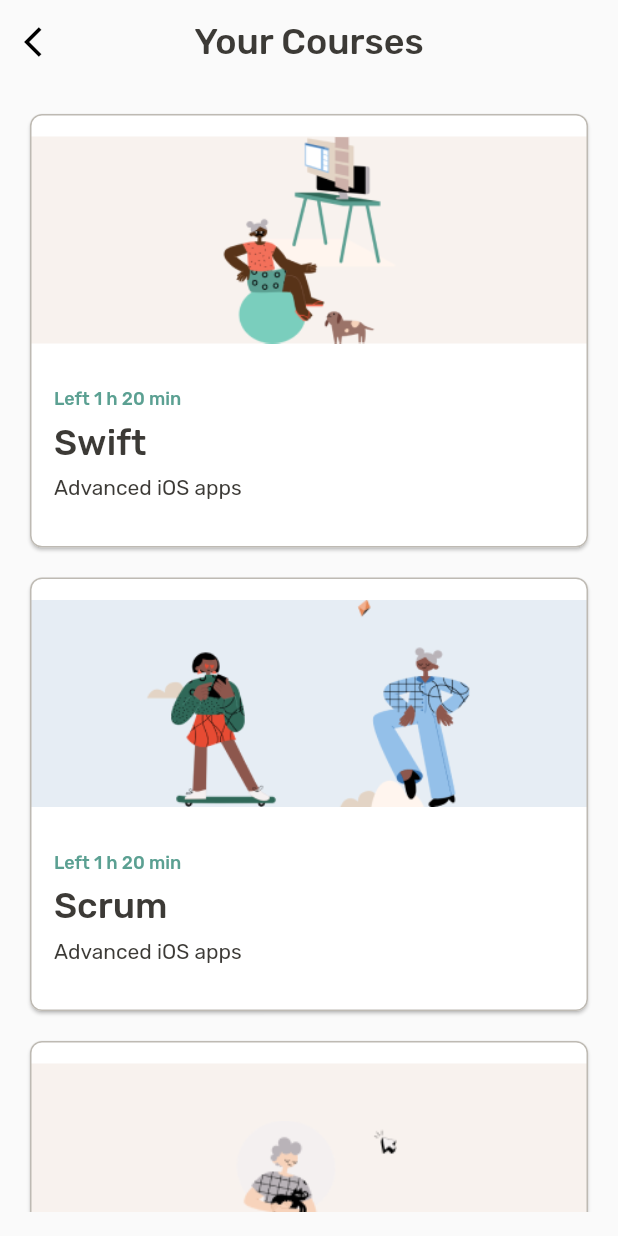
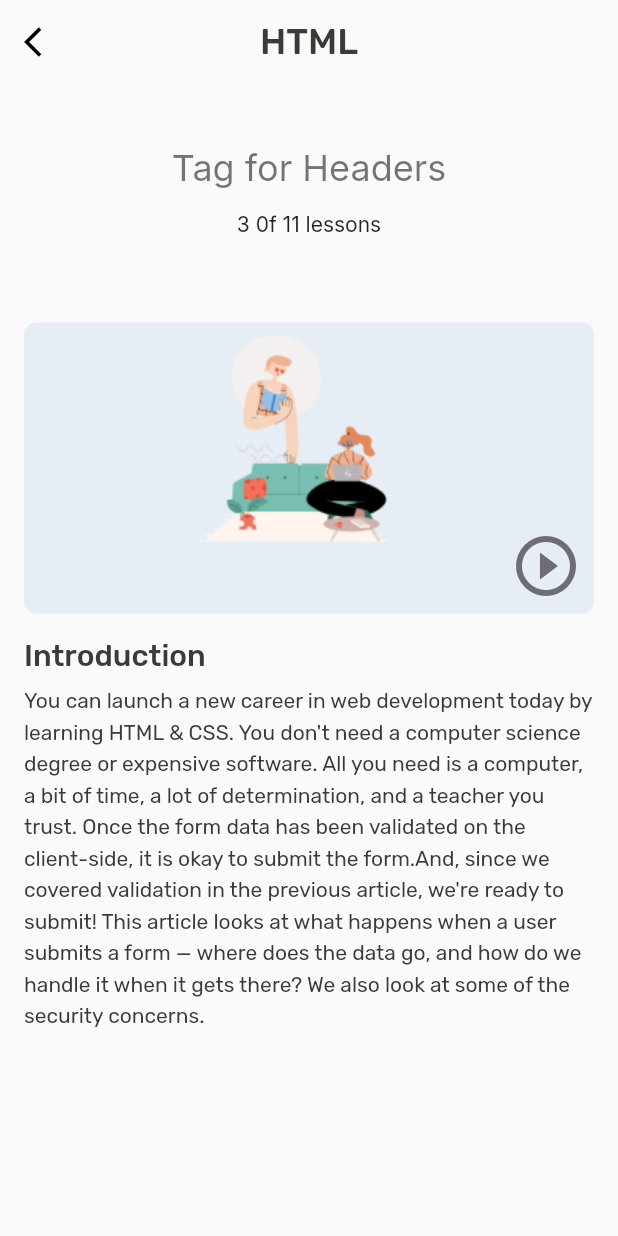
Before and after one commit to nyanibaquartey/codefactory_app, a Flutter app: the screen it shows after launch, on a phone screen of 412 x 824 dp. Run offline on Flutter 3.47's test engine with Material 2 defaults, Android fonts, the light colour scheme and no system bars; our stand-ins replace google_fonts.

Commit message:
Added Course Lesson page

```diff
--- /dev/null
+++ b/lib/course_lesson.dart
@@ -0,0 +1,132 @@
+import 'package:flutter/material.dart';
+import 'package:google_fonts/google_fonts.dart';
+
+class CourseLesson extends StatelessWidget {
+  const CourseLesson({Key? key}) : super(key: key);
+
+  @override
+  Widget build(BuildContext context) {
+    return Scaffold(
+      appBar: AppBar(
+        backgroundColor: Theme.of(context).scaffoldBackgroundColor,
+        elevation: 0.0,
+        centerTitle: true,
+        leading: const Icon(
+          Icons.arrow_back_ios,
+          color: Colors.black,
+        ),
+        title: Text(
+          "HTML",
+          style: GoogleFonts.rubik(
+            textStyle: Theme.of(context).textTheme.headline4,
+            fontWeight: FontWeight.w500,
+            fontSize: 24.0,
+            color: const Color(0xFF3C3A36),
+          ),
+        ),
+      ),
+      body: Padding(
+        padding: const EdgeInsets.all(16.0),
+        child: SafeArea(
+            child: SingleChildScrollView(
+          child: Column(
+            mainAxisAlignment: MainAxisAlignment.spaceAround,
+            crossAxisAlignment: CrossAxisAlignment.stretch,
+            children: [
+              SizedBox(
+                height: 127,
+                child: Column(
+                  mainAxisAlignment: MainAxisAlignment.center,
+                  crossAxisAlignment: CrossAxisAlignment.stretch,
+                  children: [
+                    Text(
+                      "Tag for Headers",
+                      textAlign: TextAlign.center,
+                      style: GoogleFonts.inter(
+                        fontSize: 24,
+                        textStyle: Theme.of(context).textTheme.headline4,
+                      ),
+                    ),
+                    const SizedBox(
+                      height: 14,
+                    ),
+                    Text(
+                      "3 0f 11 lessons",
+                      textAlign: TextAlign.center,
+                      style: GoogleFonts.inter(
+                        fontSize: 14,
+                        textStyle: Theme.of(context).textTheme.bodyMedium,
+                        fontWeight: FontWeight.w400,
+                      ),
+                    ),
+                    const SizedBox(
+                      height: 16,
+                    ),
+                    Row(
+                      children: [],
+                    ),
+                  ],
+                ),
+              ),
+              const SizedBox(
+                height: 16,
+              ),
+              Container(
+                decoration: BoxDecoration(
+                  borderRadius: BorderRadius.circular(8),
+                  color: const Color(0xFFE6EDF4),
+                ),
+                padding: const EdgeInsets.all(8),
+                height: 194,
+                child: Stack(
+                  children: [
+                    Image.asset("assets/images/course_lesson.png"),
+                    const Align(
+                      alignment: Alignment.bottomRight,
+                      child: Icon(
+                        Icons.play_circle_outline_sharp,
+                        color: Color(0xFF6D6D78),
+                        size: 48,
+                      ),
+                    ),
+                  ],
+                ),
+              ),
+              const SizedBox(
+                height: 16.0,
+              ),
+              SizedBox(
+                height: 26.0,
+                child: Text(
+                  "Introduction",
+                  style: GoogleFonts.rubik(
+                    textStyle: Theme.of(context).textTheme.headline5,
+                    fontWeight: FontWeight.w500,
+                    fontSize: 20.0,
+                    color: const Color(0xFF3C3A36),
+                  ),
+                ),
+              ),
+              const SizedBox(
+                height: 4.0,
+              ),
+              SizedBox(
+                height: 294.0,
+                child: Text(
+                  "You can launch a new career in web development today by learning HTML & CSS. You don't need a computer science degree or expensive software. All you need is a computer, a bit of time, a lot of determination, and a teacher you trust. Once the form data has been validated on the client-side, it is okay to submit the form.And, since we covered validation in the previous article, we're ready to submit! This article looks at what happens when a user submits a form — where does the data go, and how do we handle it when it gets there? We also look at some of the security concerns.",
+                  style: GoogleFonts.rubik(
+                    textStyle: Theme.of(context).textTheme.bodyMedium,
+                    height: 1.5,
+                    fontWeight: FontWeight.w400,
+                    fontSize: 14.0,
+                    color: const Color(0xFF3C3A36),
+                  ),
+                ),
+              ),
+            ],
+          ),
+        )),
+      ),
+    );
+  }
+}
--- a/lib/main.dart
+++ b/lib/main.dart
@@ -1,3 +1,4 @@
+import 'package:codefactory_app/course_lesson.dart';
 import 'package:codefactory_app/product_detail.dart';
 import 'package:codefactory_app/results.dart';
 import 'package:codefactory_app/settings.dart';
@@ -19,7 +20,7 @@ class MyApp extends StatelessWidget {
     return MaterialApp(
       title: 'Code Factory',
 theme: ThemeData.light(),
-      home: const YourCourses(),
+      home: const CourseLesson(),
     );
   }
 }
```
Also changed, not shown: assets/images/course_lesson.png (added).
